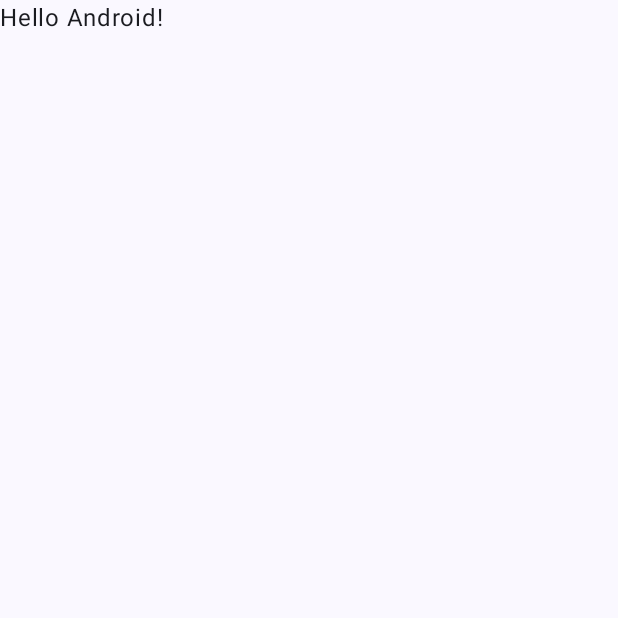
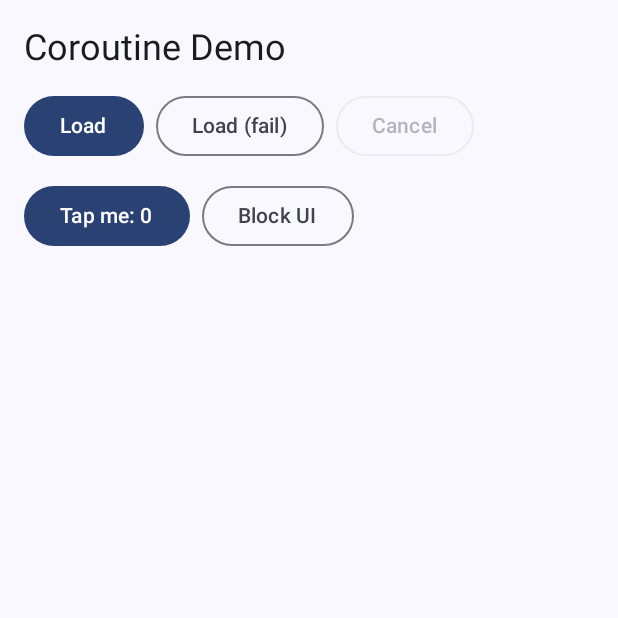
Before and after one commit to ahnep10/CorountineDemo, an Android app built with Jetpack Compose: the screen it shows after launch (MainActivity), on a phone screen of 412 x 824 dp, the top half of it. Before the commit the part shown is almost empty. Run offline under Robolectric (Android 15) with nearby library versions, the phone set to English and light mode, and no system bars.

Commit message:
komplit kode dari modul

```diff
--- a/app/build.gradle.kts
+++ b/app/build.gradle.kts
@@ -37,6 +37,8 @@ android {
 }
 
 dependencies {
+    implementation(libs.androidx.lifecycle.viewmodel.compose)
+    implementation(libs.androidx.lifecycle.runtime.compose)
     implementation(platform(libs.androidx.compose.bom))
     implementation(libs.androidx.activity.compose)
     implementation(libs.androidx.compose.material3)
--- a/app/src/main/AndroidManifest.xml
+++ b/app/src/main/AndroidManifest.xml
@@ -12,7 +12,7 @@
         android:supportsRtl="true"
         android:theme="@style/Theme.CorountineDemo">
         <activity
-            android:name=".MainActivity"
+            android:name=".ui.MainActivity"
             android:exported="true"
             android:label="@string/app_name"
             android:theme="@style/Theme.CorountineDemo"
--- a/app/src/main/java/com/example/corountinedemo/MainActivity.kt
+++ b/app/src/main/java/com/example/corountinedemo/ui/MainActivity.kt
@@ -1,4 +1,4 @@
-package com.example.corountinedemo
+package com.example.corountinedemo.ui
 
 import android.os.Bundle
 import androidx.activity.ComponentActivity
@@ -7,10 +7,8 @@ import androidx.activity.enableEdgeToEdge
 import androidx.compose.foundation.layout.fillMaxSize
 import androidx.compose.foundation.layout.padding
 import androidx.compose.material3.Scaffold
-import androidx.compose.material3.Text
-import androidx.compose.runtime.Composable
 import androidx.compose.ui.Modifier
-import androidx.compose.ui.tooling.preview.Preview
+import com.example.corountinedemo.ui.main.TasksScreen
 import com.example.corountinedemo.ui.theme.CorountineDemoTheme
 
 class MainActivity : ComponentActivity() {
@@ -20,28 +18,9 @@ class MainActivity : ComponentActivity() {
         setContent {
             CorountineDemoTheme {
                 Scaffold(modifier = Modifier.fillMaxSize()) { innerPadding ->
-                    Greeting(
-                        name = "Android",
-                        modifier = Modifier.padding(innerPadding)
-                    )
+                    TasksScreen(modifier = Modifier.padding(innerPadding))
                 }
             }
         }
     }
 }
-
-@Composable
-fun Greeting(name: String, modifier: Modifier = Modifier) {
-    Text(
-        text = "Hello $name!",
-        modifier = modifier
-    )
-}
-
-@Preview(showBackground = true)
-@Composable
-fun GreetingPreview() {
-    CorountineDemoTheme {
-        Greeting("Android")
-    }
-}
--- /dev/null
+++ b/app/src/main/java/com/example/corountinedemo/ui/main/TaskScreen.kt
@@ -0,0 +1,112 @@
+package com.example.corountinedemo.ui.main
+
+import androidx.compose.foundation.layout.Arrangement
+import androidx.compose.foundation.layout.Column
+import androidx.compose.foundation.layout.Row
+import androidx.compose.foundation.layout.fillMaxSize
+import androidx.compose.foundation.layout.fillMaxWidth
+import androidx.compose.foundation.layout.padding
+import androidx.compose.foundation.lazy.LazyColumn
+import androidx.compose.foundation.lazy.items
+import androidx.compose.material3.Button
+import androidx.compose.material3.Card
+import androidx.compose.material3.CircularProgressIndicator
+import androidx.compose.material3.MaterialTheme
+import androidx.compose.material3.OutlinedButton
+import androidx.compose.material3.Text
+import androidx.compose.runtime.Composable
+import androidx.compose.runtime.getValue
+import androidx.compose.ui.Modifier
+import androidx.compose.ui.unit.dp
+import androidx.lifecycle.compose.collectAsStateWithLifecycle
+import androidx.lifecycle.viewmodel.compose.viewModel
+
+@Composable
+fun TasksScreen(
+    modifier: Modifier = Modifier,
+    viewModel: TasksViewModel = viewModel()
+) {
+    val state by viewModel.uiState.collectAsStateWithLifecycle()
+    TasksContent(
+        state = state,
+        onLoad = { viewModel.loadData() },
+        onLoadWithError = { viewModel.loadData(shouldFail = true) },
+        onCancel = viewModel::cancelLoading,
+        onTap = viewModel::onTap,
+        onBlock = viewModel::blockMainThread,
+        modifier = modifier
+    )
+}
+
+@Composable
+fun TasksContent(
+    state: TasksUiState,
+    onLoad: () -> Unit,
+    onLoadWithError: () -> Unit,
+    onCancel: () -> Unit,
+    onTap: () -> Unit,
+    onBlock: () -> Unit,
+    modifier: Modifier = Modifier
+) {
+    Column(
+        modifier = modifier
+            .fillMaxSize()
+            .padding(16.dp),
+        verticalArrangement = Arrangement.spacedBy(12.dp)
+    ) {
+        Text("Coroutine Demo", style = MaterialTheme.typography.headlineSmall)
+
+        Row(horizontalArrangement = Arrangement.spacedBy(8.dp)) {
+            Button(onClick = onLoad, enabled = !state.isLoading) {
+                Text("Load")
+            }
+            OutlinedButton(
+                onClick = onLoadWithError,
+                enabled = !state.isLoading
+            ) {
+                Text("Load (fail)")
+            }
+            OutlinedButton(onClick = onCancel, enabled = state.isLoading) {
+                Text("Cancel")
+            }
+        }
+
+        Row(horizontalArrangement = Arrangement.spacedBy(8.dp)) {
+            Button(onClick = onTap) {
+                Text("Tap me: ${state.tapCount}")
+            }
+            OutlinedButton(onClick = onBlock) {
+                Text("Block UI")
+            }
+        }
+
+        if (state.isLoading) {
+            CircularProgressIndicator()
+        }
+
+        state.errorMessage?.let { message ->
+            Text(message, color = MaterialTheme.colorScheme.error)
+        }
+
+        if (state.announcement.isNotEmpty()) {
+            Text("Announcement: ${state.announcement}")
+        }
+
+        LazyColumn(verticalArrangement = Arrangement.spacedBy(8.dp)) {
+            items(state.tasks, key = { it.id }) { task ->
+                Card(modifier = Modifier.fillMaxWidth()) {
+                    Column(modifier = Modifier.padding(12.dp)) {
+                        Text(
+                            task.title,
+                            style = MaterialTheme.typography.titleMedium
+                        )
+                        Text(
+                            task.course,
+                            style = MaterialTheme.typography.bodySmall
+                        )
+                    }
+                }
+            }
+        }
+    }
+}
--- /dev/null
+++ b/app/src/main/java/com/example/corountinedemo/ui/main/TaskUiState.kt
@@ -0,0 +1,11 @@
+package com.example.corountinedemo.ui.main
+
+import com.example.corountinedemo.data.Task
+
+data class TasksUiState(
+    val isLoading: Boolean = false,
+    val tasks: List<Task> = emptyList(),
+    val announcement: String = "",
+    val errorMessage: String? = null,
+    val tapCount: Int = 0
+)
--- a/app/src/main/java/com/example/corountinedemo/ui/theme/Theme.kt
+++ b/app/src/main/java/com/example/corountinedemo/ui/theme/Theme.kt
@@ -1,6 +1,5 @@
 package com.example.corountinedemo.ui.theme
 
-import android.app.Activity
 import android.os.Build
 import androidx.compose.foundation.isSystemInDarkTheme
 import androidx.compose.material3.MaterialTheme
--- a/gradle/libs.versions.toml
+++ b/gradle/libs.versions.toml
@@ -24,6 +24,8 @@ androidx-compose-ui-tooling-preview = { group = "androidx.compose.ui", name = "u
 androidx-compose-ui-test-manifest = { group = "androidx.compose.ui", name = "ui-test-manifest" }
 androidx-compose-ui-test-junit4 = { group = "androidx.compose.ui", name = "ui-test-junit4" }
 androidx-compose-material3 = { group = "androidx.compose.material3", name = "material3" }
+androidx-lifecycle-viewmodel-compose = { group = "androidx.lifecycle", name = "lifecycle-viewmodel-compose", version.ref = "lifecycleRuntimeKtx" }
+androidx-lifecycle-runtime-compose = { group = "androidx.lifecycle", name = "lifecycle-runtime-compose", version.ref = "lifecycleRuntimeKtx" }
 
 [plugins]
 android-application = { id = "com.android.application", version.ref = "agp" }
```
Also changed, not shown: app/src/main/java/com/example/corountinedemo/data/Task.kt (added, +7 -0 lines), app/src/main/java/com/example/corountinedemo/data/TaskRepository.kt (added, +27 -0 lines), app/src/main/java/com/example/corountinedemo/ui/main/TaskViewModel.kt (added, +70 -0 lines).
